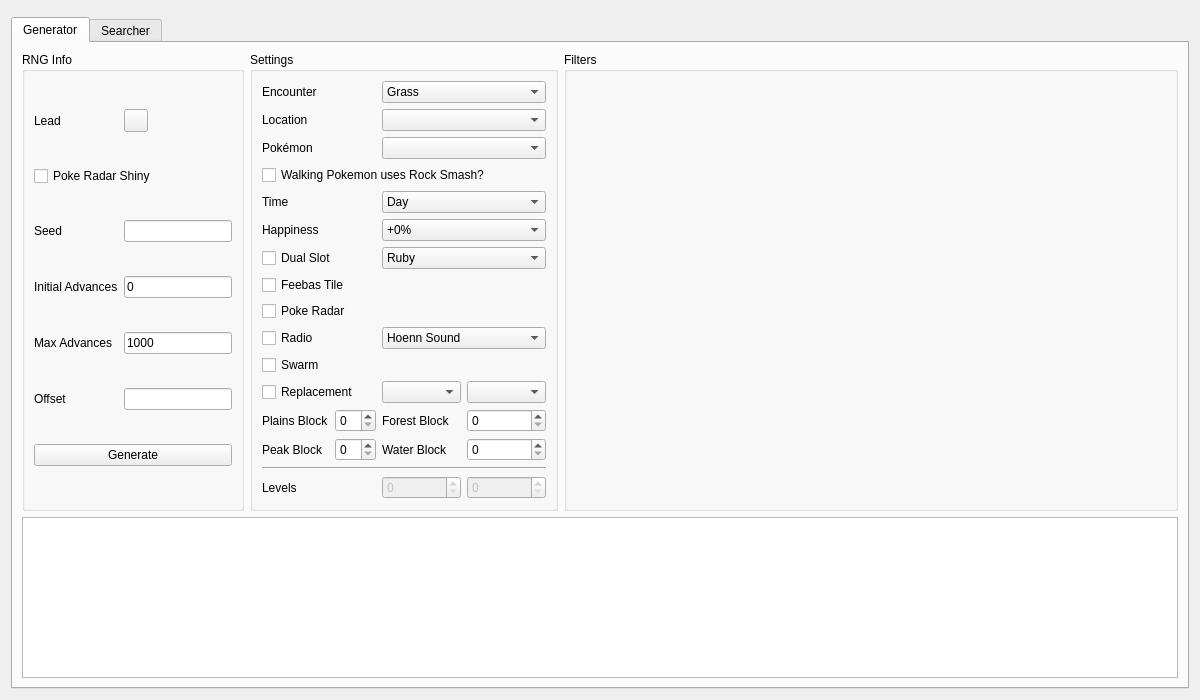
This is Form/Gen4/Wild4.ui in Admiral-Fish/PokeFinder as Qt 5 draws it before an edit. The edited form follows.
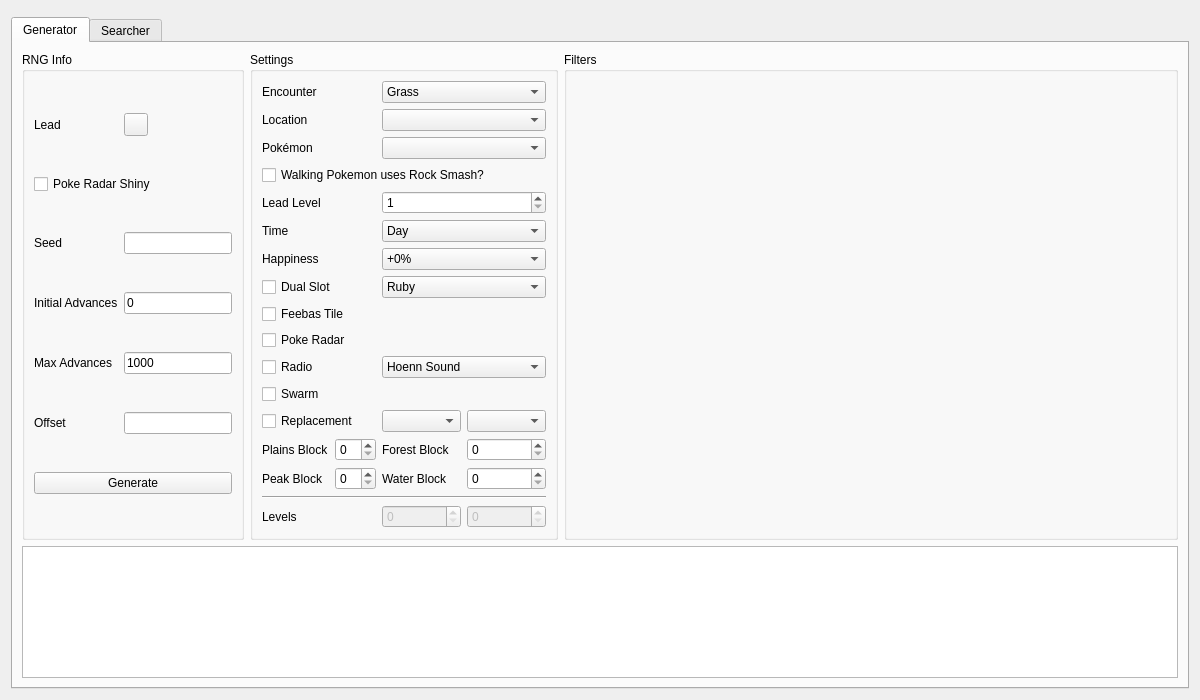
This is the edited form. Custom widgets are drawn as their Qt base class.

Commit message: add remaining relevant leads + finish german translation

Patch:
```diff
--- a/Form/Gen4/Wild4.ui
+++ b/Form/Gen4/Wild4.ui
@@ -206,13 +206,33 @@
            </widget>
           </item>
           <item row="4" column="0" colspan="2">
+           <widget class="QLabel" name="labelGeneratorLeadLevel">
+            <property name="text">
+             <string>Lead Level</string>
+            </property>
+           </widget>
+          </item>
+          <item row="4" column="2" colspan="2">
+           <widget class="QSpinBox" name="spinBoxGeneratorLeadLevel">
+            <property name="minimum">
+             <number>1</number>
+            </property>
+            <property name="maximum">
+             <number>100</number>
+            </property>
+            <property name="value">
+             <number>1</number>
+            </property>
+           </widget>
+          </item>
+          <item row="5" column="0" colspan="2">
            <widget class="QLabel" name="labelGeneratorTime">
             <property name="text">
              <string>Time</string>
             </property>
            </widget>
           </item>
-          <item row="4" column="2" colspan="2">
+          <item row="5" column="2" colspan="2">
            <widget class="QComboBox" name="comboBoxGeneratorTime">
             <property name="currentIndex">
              <number>1</number>
@@ -234,14 +254,14 @@
             </item>
            </widget>
           </item>
-          <item row="5" column="0" colspan="2">
+          <item row="6" column="0" colspan="2">
            <widget class="QLabel" name="labelGeneratorHappiness">
             <property name="text">
              <string>Happiness</string>
             </property>
            </widget>
           </item>
-          <item row="5" column="2" colspan="2">
+          <item row="6" column="2" colspan="2">
            <widget class="ComboBox" name="comboBoxGeneratorHappiness">
             <item>
              <property name="text">
@@ -270,7 +290,7 @@
             </item>
            </widget>
           </item>
-          <item row="6" column="0" colspan="2">
+          <item row="7" column="0" colspan="2">
            <widget class="QCheckBox" name="checkBoxGeneratorDualSlot">
             <property name="text">
              <string>Dual Slot</string>
@@ -280,7 +300,7 @@
             </attribute>
            </widget>
           </item>
-          <item row="6" column="2" colspan="2">
+          <item row="7" column="2" colspan="2">
            <widget class="ComboBox" name="comboBoxGeneratorDualSlot">
             <item>
              <property name="text">
@@ -309,14 +329,14 @@
             </item>
            </widget>
           </item>
-          <item row="7" column="0" colspan="4">
-           <widget class="QCheckBox" name="checkBoxGeneratorFeebasTile">
-            <property name="text">
-             <string>Feebas Tile</string>
-            </property>
-           </widget>
-          </item>
           <item row="8" column="0" colspan="4">
+           <widget class="QCheckBox" name="checkBoxGeneratorFeebasTile">
+            <property name="text">
+             <string>Feebas Tile</string>
+            </property>
+           </widget>
+          </item>
+          <item row="9" column="0" colspan="4">
            <widget class="QCheckBox" name="checkBoxGeneratorPokeRadar">
             <property name="text">
              <string>Poke Radar</string>
@@ -326,7 +346,7 @@
             </attribute>
            </widget>
           </item>
-          <item row="9" column="0" colspan="2">
+          <item row="10" column="0" colspan="2">
            <widget class="QCheckBox" name="checkBoxGeneratorRadio">
             <property name="text">
              <string>Radio</string>
@@ -336,7 +356,7 @@
             </attribute>
            </widget>
           </item>
-          <item row="9" column="2" colspan="2">
+          <item row="10" column="2" colspan="2">
            <widget class="QComboBox" name="comboBoxGeneratorRadio">
             <item>
              <property name="text">
@@ -355,7 +375,7 @@
             </item>
            </widget>
           </item>
-          <item row="10" column="0" colspan="4">
+          <item row="11" column="0" colspan="4">
            <widget class="QCheckBox" name="checkBoxGeneratorSwarm">
             <property name="text">
              <string>Swarm</string>
@@ -365,7 +385,7 @@
             </attribute>
            </widget>
           </item>
-          <item row="11" column="0" colspan="2">
+          <item row="12" column="0" colspan="2">
            <widget class="QCheckBox" name="checkBoxGeneratorReplacement">
             <property name="text">
              <string>Replacement</string>
@@ -375,67 +395,67 @@
             </attribute>
            </widget>
           </item>
-          <item row="11" column="2">
+          <item row="12" column="2">
            <widget class="ComboBox" name="comboBoxGeneratorReplacement0"/>
           </item>
-          <item row="11" column="3">
+          <item row="12" column="3">
            <widget class="ComboBox" name="comboBoxGeneratorReplacement1"/>
           </item>
-          <item row="12" column="0">
+          <item row="13" column="0">
            <widget class="QLabel" name="labelGeneratorPlainsBlock">
             <property name="text">
              <string>Plains Block</string>
             </property>
            </widget>
           </item>
-          <item row="12" column="1">
+          <item row="13" column="1">
            <widget class="QSpinBox" name="spinBoxGeneratorPlainsBlock"/>
           </item>
-          <item row="12" column="2">
+          <item row="13" column="2">
            <widget class="QLabel" name="labelGeneratorForestBlock">
             <property name="text">
              <string>Forest Block</string>
             </property>
            </widget>
           </item>
-          <item row="12" column="3">
+          <item row="13" column="3">
            <widget class="QSpinBox" name="spinBoxGeneratorForestBlock"/>
           </item>
-          <item row="13" column="0">
+          <item row="14" column="0">
            <widget class="QLabel" name="labelGeneratorPeakBlock">
             <property name="text">
              <string>Peak Block</string>
             </property>
            </widget>
           </item>
-          <item row="13" column="1">
+          <item row="14" column="1">
            <widget class="QSpinBox" name="spinBoxGeneratorPeakBlock"/>
           </item>
-          <item row="13" column="2">
+          <item row="14" column="2">
            <widget class="QLabel" name="labelGeneratorWaterBlock">
             <property name="text">
              <string>Water Block</string>
             </property>
            </widget>
           </item>
-          <item row="13" column="3">
+          <item row="14" column="3">
            <widget class="QSpinBox" name="spinBoxGeneratorWaterBlock"/>
           </item>
-          <item row="14" column="0" colspan="4">
+          <item row="15" column="0" colspan="4">
            <widget class="Line" name="line">
             <property name="orientation">
              <enum>Qt::Orientation::Horizontal</enum>
             </property>
            </widget>
           </item>
-          <item row="15" column="0">
+          <item row="16" column="0">
            <widget class="QLabel" name="labelGeneratorLevel">
             <property name="text">
              <string>Levels</string>
             </property>
            </widget>
           </item>
-          <item row="15" column="2">
+          <item row="16" column="2">
            <widget class="QSpinBox" name="spinBoxGeneratorLevelMin">
             <property name="enabled">
              <bool>false</bool>
@@ -448,7 +468,7 @@
             </property>
            </widget>
           </item>
-          <item row="15" column="3">
+          <item row="16" column="3">
            <widget class="QSpinBox" name="spinBoxGeneratorLevelMax">
             <property name="enabled">
              <bool>false</bool>
```
Left out of the diff: 1 changed line with no effect on the pictures. The commit also changes 14 other files.
